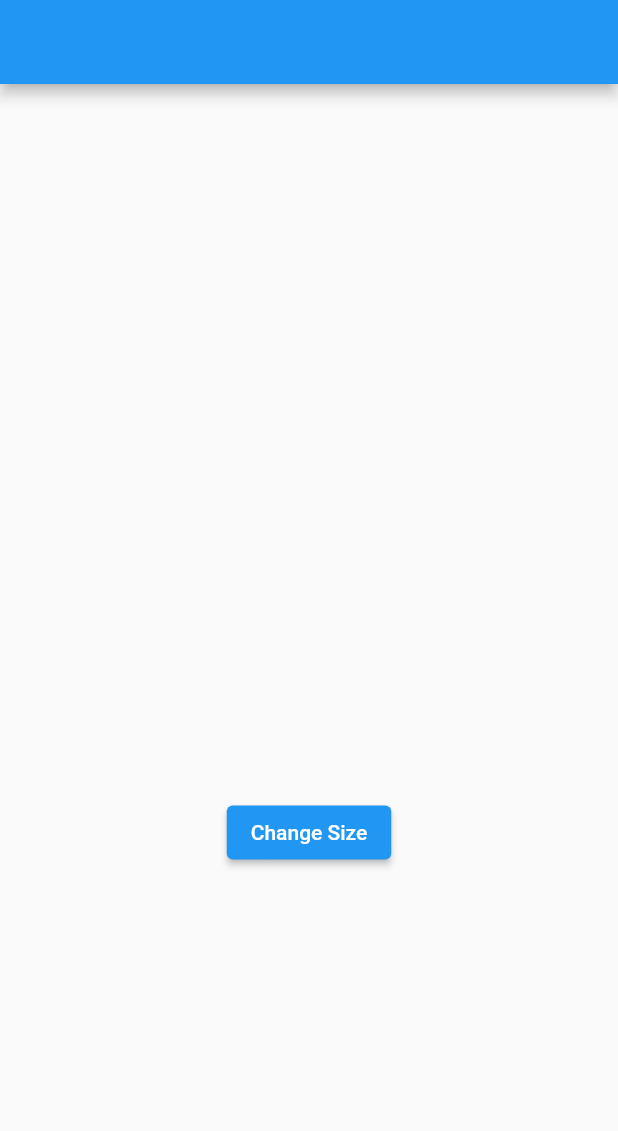
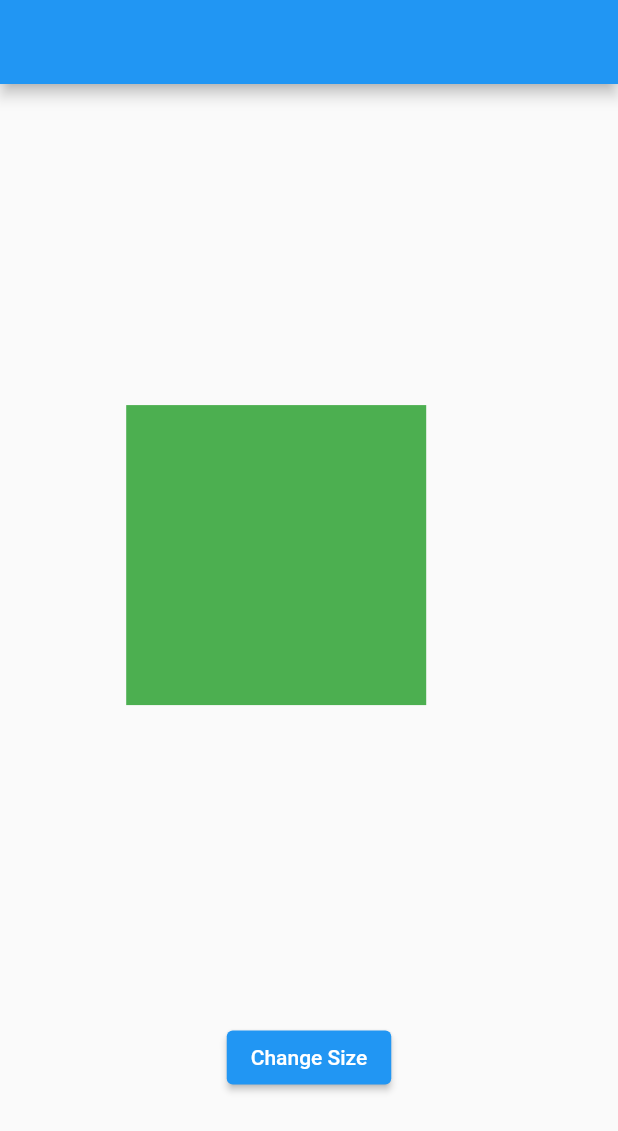
Before and after one commit to DaemonAssassin/built-in-explicit-animations-flutter, a Flutter app: the screen it shows after launch, on a phone screen of 412 x 824 dp. Shown: the top 1131 px of the screen. Run offline on Flutter 3.47's test engine with Material 2 defaults, Android fonts, the phone set to English and light mode, and no system bars.

Commit message:
Learned AlignTransition

```diff
--- a/lib/main.dart
+++ b/lib/main.dart
@@ -1,6 +1,5 @@
+import 'package:builtin_explicit_animations/transitions_widgets/align_transition.dart';
 import 'package:flutter/material.dart';
-
-import 'transitions_widgets/slide_transition.dart';
 
 void main(List<String> args) {
   runApp(const MyApp());
@@ -14,7 +13,7 @@ class MyApp extends StatelessWidget {
     return MaterialApp(
       home: Scaffold(
         appBar: AppBar(),
-        body: const MySlideTransition(),
+        body: const MyAlignTransition(),
       ),
     );
   }
--- /dev/null
+++ b/lib/transitions_widgets/align_transition.dart
@@ -0,0 +1,76 @@
+import 'package:flutter/material.dart';
+import '../utils/helper_widgets.dart';
+
+class MyAlignTransition extends StatefulWidget {
+  const MyAlignTransition({Key? key}) : super(key: key);
+
+  @override
+  State<MyAlignTransition> createState() => _MyAlignTransitionState();
+}
+
+class _MyAlignTransitionState extends State<MyAlignTransition>
+    with SingleTickerProviderStateMixin {
+  late AnimationController _controller;
+  late Animation<AlignmentGeometry> _animation;
+
+  @override
+  void initState() {
+    super.initState();
+    _controller = AnimationController(
+      vsync: this,
+      duration: const Duration(seconds: 1),
+    )..repeat(reverse: true);
+
+    _animation = Tween<AlignmentGeometry>(
+      begin: Alignment.topLeft,
+      end: Alignment.bottomRight,
+    ).animate(
+      CurvedAnimation(
+        parent: _controller,
+        curve: Curves.slowMiddle,
+      ),
+    );
+    // _animation = Tween<AlignmentGeometry>(
+    //   begin: Alignment.topLeft,
+    //   end: Alignment.bottomRight,
+    // ).animate(_controller);
+  }
+
+  @override
+  void dispose() {
+    _controller.dispose();
+    super.dispose();
+  }
+
+  @override
+  Widget build(BuildContext context) {
+    return Center(
+      child: Column(
+        mainAxisAlignment: MainAxisAlignment.center,
+        children: [
+          SizedBox(
+            width: double.infinity,
+            height: 500.0,
+            child: AlignTransition(
+              alignment: _animation,
+              child: _buildChild(),
+            ),
+          ),
+          addVerticalSpace(30),
+          buildButton(
+            'Change Size',
+            () {
+              _controller.forward();
+            },
+          ),
+        ],
+      ),
+    );
+  }
+
+  Widget _buildChild() => Container(
+        width: 200.0,
+        height: 200.0,
+        color: Colors.green,
+      );
+}
```
